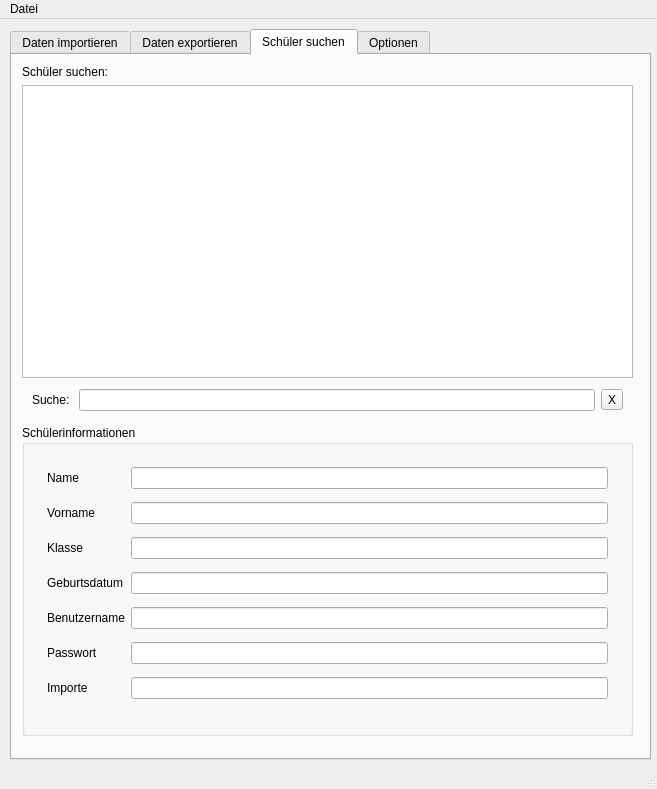
First picture: the form in gui/bbss_tabbed_gui.ui, repository wichmann/bbss, before the edit.
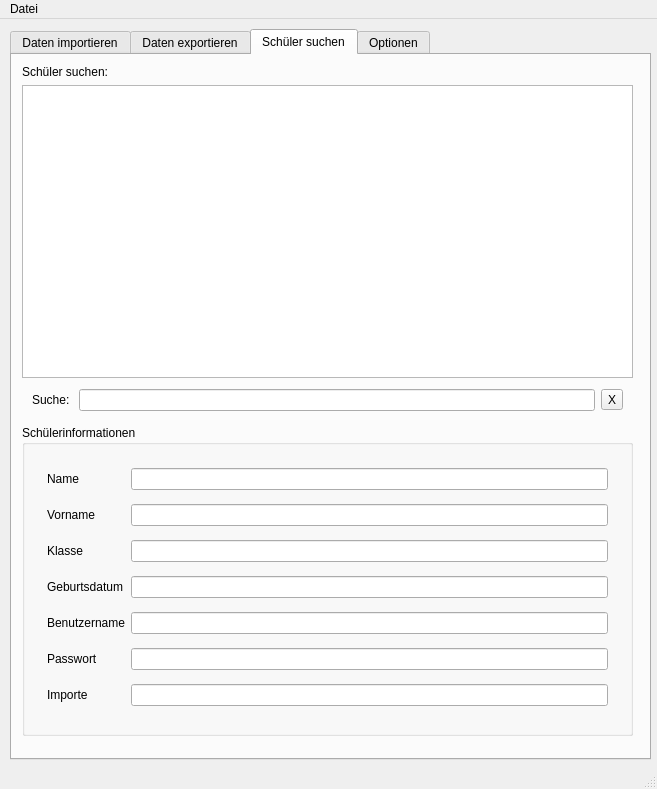
Second picture: the form after the edit.

```diff
--- a/gui/bbss_tabbed_gui.ui
+++ b/gui/bbss_tabbed_gui.ui
@@ -388,7 +388,7 @@
          <x>20</x>
          <y>30</y>
          <width>571</width>
-         <height>263</height>
+         <height>270</height>
         </rect>
        </property>
        <layout class="QGridLayout" name="gridLayout_2">
```
Left out of the diff: 23 changed lines with no effect on the pictures.
